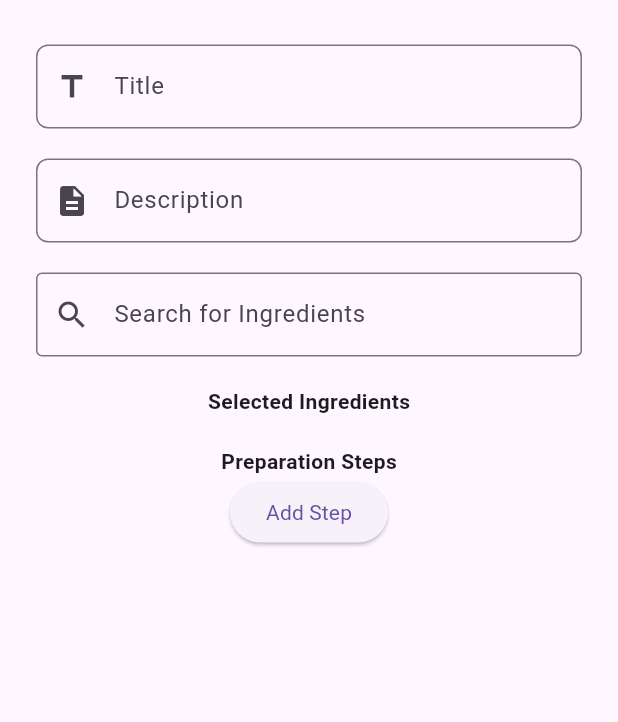
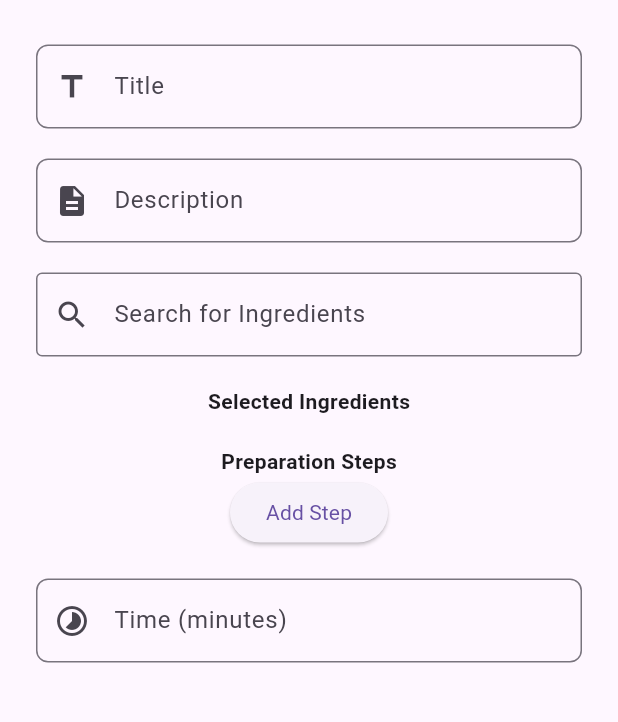
Before and after one commit to Andresas106/RecipeApp, a Flutter app: the NewRecipeScreen screen opened directly, on a phone screen of 412 x 824 dp, the part 326-1048 px from its top. Run offline on Flutter 3.47's test engine with Material 3 defaults, Android fonts, the phone set to English and light mode, and no system bars; our stand-ins replace cloud_firestore, firebase_auth, firebase_core, google_sign_in; accounts and stored records are empty.

Commit message:
added time textfield

```diff
--- a/recipe_app/lib/model/recipe.dart
+++ b/recipe_app/lib/model/recipe.dart
@@ -14,7 +14,6 @@ class Recipe {
   final int _time;
   final Difficulty _difficulty;
   final String _image;
-
   final Category _category;
 
 
--- a/recipe_app/lib/screens/NewRecipeScreen.dart
+++ b/recipe_app/lib/screens/NewRecipeScreen.dart
@@ -104,6 +104,7 @@ class _NewRecipeScreenState extends State<NewRecipeScreen> {
     final TextEditingController titleControler = TextEditingController();
     final TextEditingController descriptionControler = TextEditingController();
     TextEditingController searchController = TextEditingController();
+    final TextEditingController timeController = TextEditingController();
 
 
     return Scaffold(
@@ -230,7 +231,18 @@ class _NewRecipeScreenState extends State<NewRecipeScreen> {
                   }).toList(),
                   ElevatedButton(
                       onPressed: _addPreparationSteps,
-                      child: Text('Add Step'))
+                      child: Text('Add Step')),
+                  const SizedBox(height: 20,),
+                  TextField(
+                    controller: timeController,
+                    keyboardType: TextInputType.number,
+                    decoration: InputDecoration(
+                        labelText: 'Time (minutes)',
+                        prefixIcon: Icon(Icons.timelapse),
+                        border: OutlineInputBorder(
+                            borderRadius: BorderRadius.circular(8)
+                        )),
+                  ),
                 ],
               ),
             )
```
